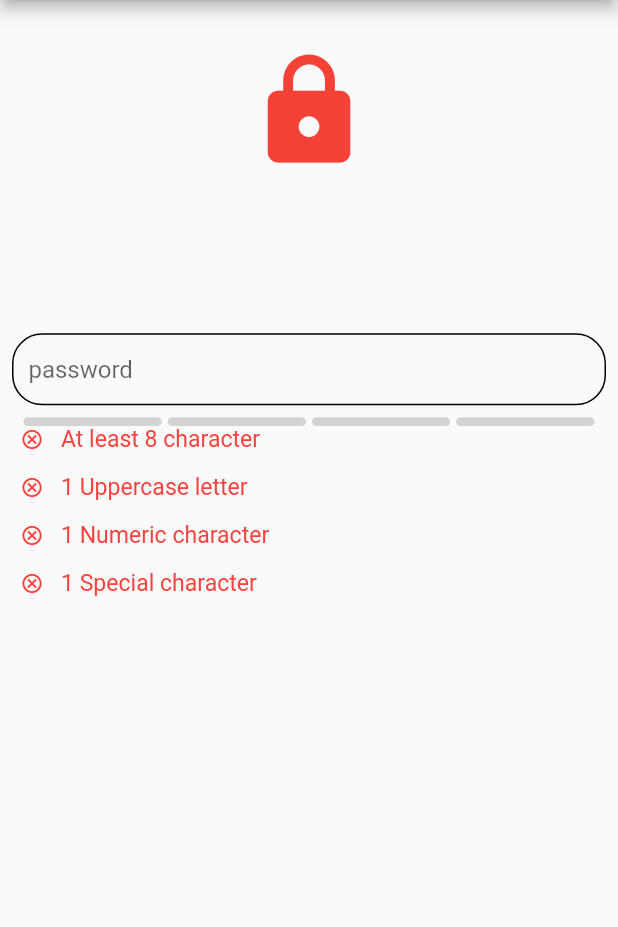
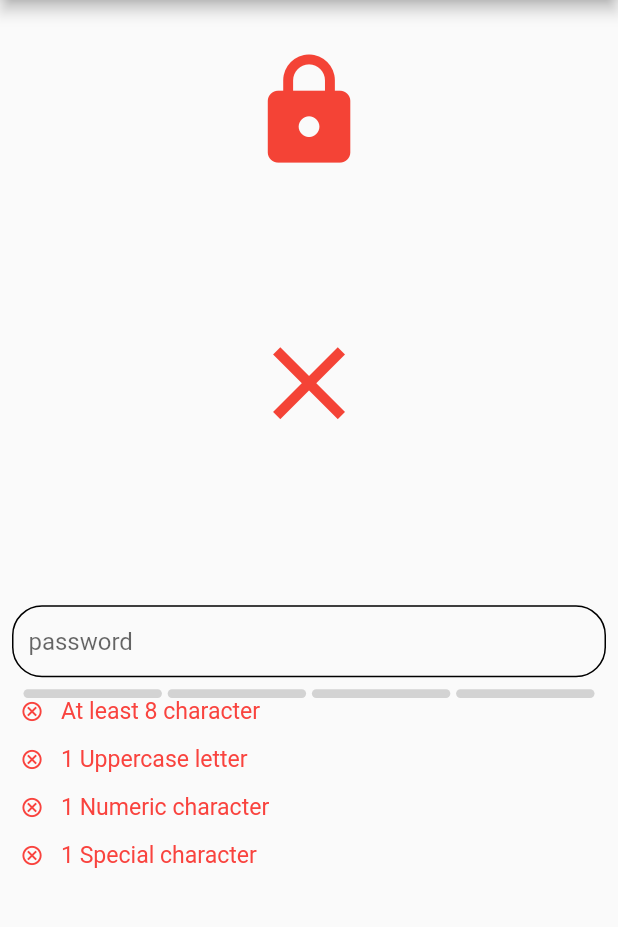
Before and after one commit to Amjadyabroudi128/password_validation, a Flutter app: the screen it shows after launch, on a phone screen of 412 x 824 dp, the part 84-1011 px from its top. Run offline on Flutter 3.47's test engine with Material 2 defaults, Android fonts, the phone set to English and light mode, and no system bars; drawn by our look-alikes of flutter_pw_validator; our stand-ins replace flutter_screenutil.

Commit message:
added tick and cross for success

```diff
--- a/lib/HomePage.dart
+++ b/lib/HomePage.dart
@@ -35,6 +35,13 @@ class _HomePageState extends State<HomePage> {
                 size: 50.h,
               ),
               SizedBox(height: 60.h,),
+              Icon(
+                isSuccess? Icons.check : Icons.close,
+                color: isSuccess ? Colors.green : Colors.red,
+                size: 50.h,
+              ),
+              SizedBox(height: 60.h,),
+
               Padding(
                 padding: const EdgeInsets.all(8.0),
                 child: TextField(
@@ -68,6 +75,7 @@ class _HomePageState extends State<HomePage> {
                     setState(() {
                       isSuccess = false;
                     });
+
                     },
                     ),
               )
```
